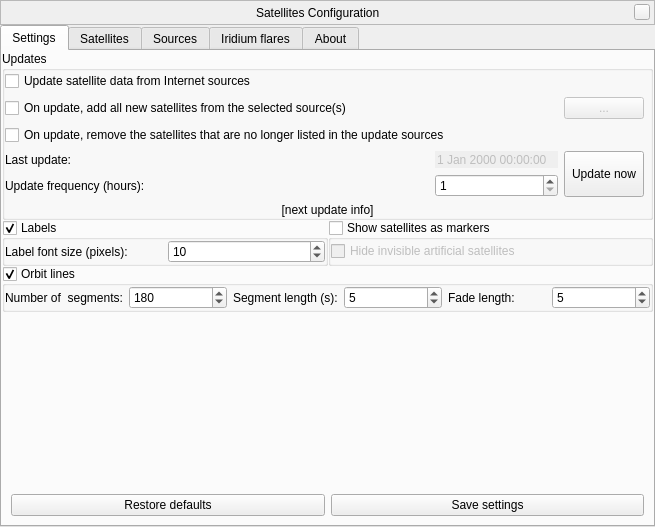
519984307/stellarium_src, file plugins/Satellites/src/gui/satellitesDialog.ui: the form before one commit.
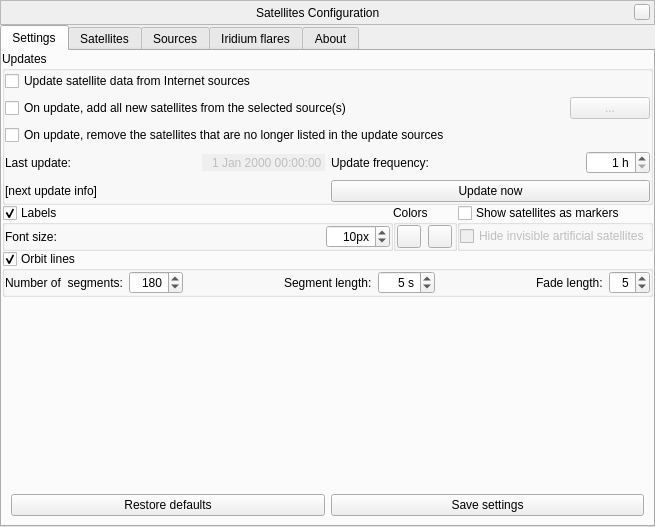
The form after the commit. Icons and pictures are not drawn. Custom widgets are drawn as their Qt base class.

The edit to the form file:
```diff
--- a/plugins/Satellites/src/gui/satellitesDialog.ui
+++ b/plugins/Satellites/src/gui/satellitesDialog.ui
@@ -178,7 +178,117 @@
           <property name="bottomMargin">
            <number>0</number>
           </property>
-          <item row="1" column="0" colspan="4">
+          <item row="3" column="0">
+           <layout class="QGridLayout" name="gridLayout_7">
+            <item row="0" column="1">
+             <layout class="QHBoxLayout" name="horizontalLayout_11">
+              <item>
+               <widget class="QLabel" name="updateFrequencyLabel">
+                <property name="text">
+                 <string>Update frequency:</string>
+                </property>
+               </widget>
+              </item>
+              <item>
+               <spacer name="horizontalSpacer_6">
+                <property name="orientation">
+                 <enum>Qt::Horizontal</enum>
+                </property>
+                <property name="sizeHint" stdset="0">
+                 <size>
+                  <width>40</width>
+                  <height>20</height>
+                 </size>
+                </property>
+               </spacer>
+              </item>
+              <item>
+               <widget class="QSpinBox" name="updateFrequencySpinBox">
+                <property name="alignment">
+                 <set>Qt::AlignRight|Qt::AlignTrailing|Qt::AlignVCenter</set>
+                </property>
+                <property name="suffix">
+                 <string comment="time unit" extracomment="TRANSLATORS: = &quot;hours&quot;"> h</string>
+                </property>
+                <property name="minimum">
+                 <number>1</number>
+                </property>
+                <property name="maximum">
+                 <number>9999</number>
+                </property>
+                <property name="value">
+                 <number>1</number>
+                </property>
+               </widget>
+              </item>
+             </layout>
+            </item>
+            <item row="0" column="0">
+             <layout class="QHBoxLayout" name="horizontalLayout_10">
+              <item>
+               <widget class="QLabel" name="label_7">
+                <property name="text">
+                 <string>Last update:</string>
+                </property>
+               </widget>
+              </item>
+              <item>
+               <spacer name="horizontalSpacer">
+                <property name="orientation">
+                 <enum>Qt::Horizontal</enum>
+                </property>
+                <property name="sizeHint" stdset="0">
+                 <size>
+                  <width>40</width>
+                  <height>20</height>
+                 </size>
+                </property>
+               </spacer>
+              </item>
+              <item>
+               <widget class="QDateTimeEdit" name="lastUpdateDateTimeEdit">
+                <property name="enabled">
+                 <bool>false</bool>
+                </property>
+                <property name="frame">
+                 <bool>false</bool>
+                </property>
+                <property name="alignment">
+                 <set>Qt::AlignRight|Qt::AlignTrailing|Qt::AlignVCenter</set>
+                </property>
+                <property name="buttonSymbols">
+                 <enum>QAbstractSpinBox::NoButtons</enum>
+                </property>
+               </widget>
+              </item>
+             </layout>
+            </item>
+            <item row="1" column="0">
+             <widget class="QLabel" name="nextUpdateLabel">
+              <property name="text">
+               <string notr="true">[next update info]</string>
+              </property>
+              <property name="alignment">
+               <set>Qt::AlignLeading|Qt::AlignLeft|Qt::AlignVCenter</set>
+              </property>
+             </widget>
+            </item>
+            <item row="1" column="1">
+             <widget class="QPushButton" name="updateButton">
+              <property name="sizePolicy">
+               <sizepolicy hsizetype="Minimum" vsizetype="Preferred">
+                <horstretch>0</horstretch>
+                <verstretch>0</verstretch>
+               </sizepolicy>
+              </property>
+              <property name="text">
+               <string>Update now</string>
+              </property>
+             </widget>
+            </item>
+           </layout>
+          </item>
+          <item row="1" column="0">
            <layout class="QHBoxLayout" name="horizontalLayoutAutoAdd">
             <item>
              <widget class="QCheckBox" name="checkBoxAutoAdd">
@@ -205,96 +315,20 @@
             </item>
            </layout>
           </item>
-          <item row="4" column="0">
-           <widget class="QLabel" name="updateFrequencyLabel">
-            <property name="text">
-             <string>Update frequency (hours):</string>
-            </property>
-           </widget>
-          </item>
-          <item row="4" column="2">
-           <widget class="QSpinBox" name="updateFrequencySpinBox">
-            <property name="minimum">
-             <number>1</number>
-            </property>
-            <property name="maximum">
-             <number>9999</number>
-            </property>
-            <property name="value">
-             <number>1</number>
-            </property>
-           </widget>
-          </item>
-          <item row="2" column="0" colspan="4">
-           <widget class="QCheckBox" name="checkBoxAutoRemove">
-            <property name="text">
-             <string>On update, remove the satellites that are no longer listed in the update sources</string>
-            </property>
-           </widget>
-          </item>
-          <item row="0" column="0" colspan="4">
+          <item row="0" column="0">
            <widget class="QCheckBox" name="internetUpdatesCheckbox">
             <property name="text">
              <string>Update satellite data from Internet sources</string>
             </property>
            </widget>
           </item>
-          <item row="3" column="2">
-           <widget class="QDateTimeEdit" name="lastUpdateDateTimeEdit">
-            <property name="enabled">
-             <bool>false</bool>
-            </property>
-            <property name="frame">
-             <bool>false</bool>
-            </property>
-            <property name="buttonSymbols">
-             <enum>QAbstractSpinBox::NoButtons</enum>
-            </property>
-           </widget>
-          </item>
-          <item row="3" column="0">
-           <widget class="QLabel" name="label_7">
+          <item row="2" column="0">
+           <widget class="QCheckBox" name="checkBoxAutoRemove">
             <property name="text">
-             <string>Last update:</string>
+             <string>On update, remove the satellites that are no longer listed in the update sources</string>
             </property>
            </widget>
           </item>
-          <item row="5" column="0" colspan="5">
-           <widget class="QLabel" name="nextUpdateLabel">
-            <property name="text">
-             <string notr="true">[next update info]</string>
-            </property>
-            <property name="alignment">
-             <set>Qt::AlignCenter</set>
-            </property>
-           </widget>
-          </item>
-          <item row="3" column="3" rowspan="2">
-           <widget class="QPushButton" name="updateButton">
-            <property name="sizePolicy">
-             <sizepolicy hsizetype="Minimum" vsizetype="Preferred">
-              <horstretch>0</horstretch>
-              <verstretch>0</verstretch>
-             </sizepolicy>
-            </property>
-            <property name="text">
-             <string>Update now</string>
-            </property>
-           </widget>
-          </item>
-          <item row="3" column="1" rowspan="2">
-           <spacer name="horizontalSpacer">
-            <property name="orientation">
-             <enum>Qt::Horizontal</enum>
-            </property>
-            <property name="sizeHint" stdset="0">
-             <size>
-              <width>17</width>
-              <height>20</height>
-             </size>
-            </property>
-           </spacer>
-          </item>
          </layout>
         </widget>
        </item>
@@ -327,14 +361,7 @@
             <property name="bottomMargin">
              <number>0</number>
             </property>
-            <item row="1" column="0">
-             <widget class="QLabel" name="label_10">
-              <property name="text">
-               <string>Label font size (pixels):</string>
-              </property>
-             </widget>
-            </item>
-            <item row="1" column="1">
+            <item row="1" column="2">
              <widget class="QSpinBox" name="fontSizeSpinBox">
               <property name="sizePolicy">
                <sizepolicy hsizetype="Minimum" vsizetype="Fixed">
@@ -342,6 +369,12 @@
                 <verstretch>0</verstretch>
                </sizepolicy>
               </property>
+              <property name="alignment">
+               <set>Qt::AlignRight|Qt::AlignTrailing|Qt::AlignVCenter</set>
+              </property>
+              <property name="suffix">
+               <string comment="pixels">px</string>
+              </property>
               <property name="minimum">
                <number>-100</number>
               </property>
@@ -353,6 +386,67 @@
               </property>
              </widget>
             </item>
+            <item row="1" column="0">
+             <widget class="QLabel" name="label_10">
+              <property name="text">
+               <string>Font size:</string>
+              </property>
+             </widget>
+            </item>
+            <item row="1" column="1">
+             <spacer name="horizontalSpacer_3">
+              <property name="orientation">
+               <enum>Qt::Horizontal</enum>
+              </property>
+              <property name="sizeHint" stdset="0">
+               <size>
+                <width>40</width>
+                <height>20</height>
+               </size>
+              </property>
+             </spacer>
+            </item>
+           </layout>
+          </widget>
+         </item>
+         <item>
+          <widget class="QGroupBox" name="colorsGroup">
+           <property name="title">
+            <string>Colors</string>
+           </property>
+           <layout class="QGridLayout" name="gridLayout_6">
+            <property name="leftMargin">
+             <number>0</number>
+            </property>
+            <property name="topMargin">
+             <number>0</number>
+            </property>
+            <property name="rightMargin">
+             <number>0</number>
+            </property>
+            <property name="bottomMargin">
+             <number>0</number>
+            </property>
+            <item row="0" column="0">
+             <widget class="QToolButton" name="invisibleColorButton">
+              <property name="toolTip">
+               <string>Color of markers, labels and orbits for invisible satellites</string>
+              </property>
+              <property name="text">
+               <string/>
+              </property>
+             </widget>
+            </item>
+            <item row="0" column="1">
+             <widget class="QToolButton" name="transitColorButton">
+              <property name="toolTip">
+               <string>Color of markers for satellites in transit through the Sun or the Moon</string>
+              </property>
+              <property name="text">
+               <string notr="true"/>
+              </property>
+             </widget>
+            </item>
            </layout>
           </widget>
          </item>
@@ -416,11 +510,65 @@
           <property name="bottomMargin">
            <number>0</number>
           </property>
+          <item row="0" column="7">
+           <widget class="QSpinBox" name="orbitFadeSpin">
+            <property name="toolTip">
+             <string>Number of segments used to draw each end of the line</string>
+            </property>
+            <property name="alignment">
+             <set>Qt::AlignRight|Qt::AlignTrailing|Qt::AlignVCenter</set>
+            </property>
+            <property name="maximum">
+             <number>50</number>
+            </property>
+            <property name="value">
+             <number>5</number>
+            </property>
+           </widget>
+          </item>
+          <item row="0" column="2">
+           <spacer name="horizontalSpacer_4">
+            <property name="orientation">
+             <enum>Qt::Horizontal</enum>
+            </property>
+            <property name="sizeHint" stdset="0">
+             <size>
+              <width>40</width>
+              <height>20</height>
+             </size>
+            </property>
+           </spacer>
+          </item>
+          <item row="0" column="4">
+           <widget class="QSpinBox" name="orbitDurationSpin">
+            <property name="toolTip">
+             <string>Duration of a single segment in seconds</string>
+            </property>
+            <property name="alignment">
+             <set>Qt::AlignRight|Qt::AlignTrailing|Qt::AlignVCenter</set>
+            </property>
+            <property name="suffix">
+             <string comment="time unit" extracomment="TRANSLATORS: = &quot;seconds&quot;"> s</string>
+            </property>
+            <property name="minimum">
+             <number>1</number>
+            </property>
+            <property name="maximum">
+             <number>120</number>
+            </property>
+            <property name="value">
+             <number>5</number>
+            </property>
+           </widget>
+          </item>
           <item row="0" column="1">
            <widget class="QSpinBox" name="orbitSegmentsSpin">
             <property name="toolTip">
              <string>Number of segments used to draw the line</string>
             </property>
+            <property name="alignment">
+             <set>Qt::AlignRight|Qt::AlignTrailing|Qt::AlignVCenter</set>
+            </property>
             <property name="minimum">
              <number>3</number>
             </property>
@@ -433,21 +581,28 @@
            </widget>
           </item>
           <item row="0" column="3">
-           <widget class="QSpinBox" name="orbitDurationSpin">
+           <widget class="QLabel" name="label_8">
             <property name="toolTip">
              <string>Duration of a single segment in seconds</string>
             </property>
-            <property name="minimum">
-             <number>1</number>
-            </property>
-            <property name="maximum">
-             <number>120</number>
-            </property>
-            <property name="value">
-             <number>5</number>
+            <property name="text">
+             <string extracomment="TRANSLATORS: = &quot;duration&quot;">Segment length:</string>
             </property>
            </widget>
           </item>
+          <item row="0" column="5">
+           <spacer name="horizontalSpacer_5">
+            <property name="orientation">
+             <enum>Qt::Horizontal</enum>
+            </property>
+            <property name="sizeHint" stdset="0">
+             <size>
+              <width>40</width>
+              <height>20</height>
+             </size>
+            </property>
+           </spacer>
+          </item>
           <item row="0" column="0">
            <widget class="QLabel" name="label_5">
             <property name="toolTip">
@@ -458,7 +613,7 @@
             </property>
            </widget>
           </item>
-          <item row="0" column="4">
+          <item row="0" column="6">
            <widget class="QLabel" name="label_6">
             <property name="toolTip">
              <string>Number of segments used to draw each end of the line</string>
@@ -468,29 +623,6 @@
             </property>
            </widget>
           </item>
-          <item row="0" column="2">
-           <widget class="QLabel" name="label_8">
-            <property name="toolTip">
-             <string>Duration of a single segment in seconds</string>
-            </property>
-            <property name="text">
-             <string extracomment="TRANSLATORS: = &quot;duration&quot;. 's' means seconds">Segment length (s):</string>
-            </property>
-           </widget>
-          </item>
-          <item row="0" column="5">
-           <widget class="QSpinBox" name="orbitFadeSpin">
-            <property name="toolTip">
-             <string>Number of segments used to draw each end of the line</string>
-            </property>
-            <property name="maximum">
-             <number>50</number>
-            </property>
-            <property name="value">
-             <number>5</number>
-            </property>
-           </widget>
-          </item>
          </layout>
         </widget>
        </item>
```
Left out of the diff: 5 changed lines with no effect on the pictures.
